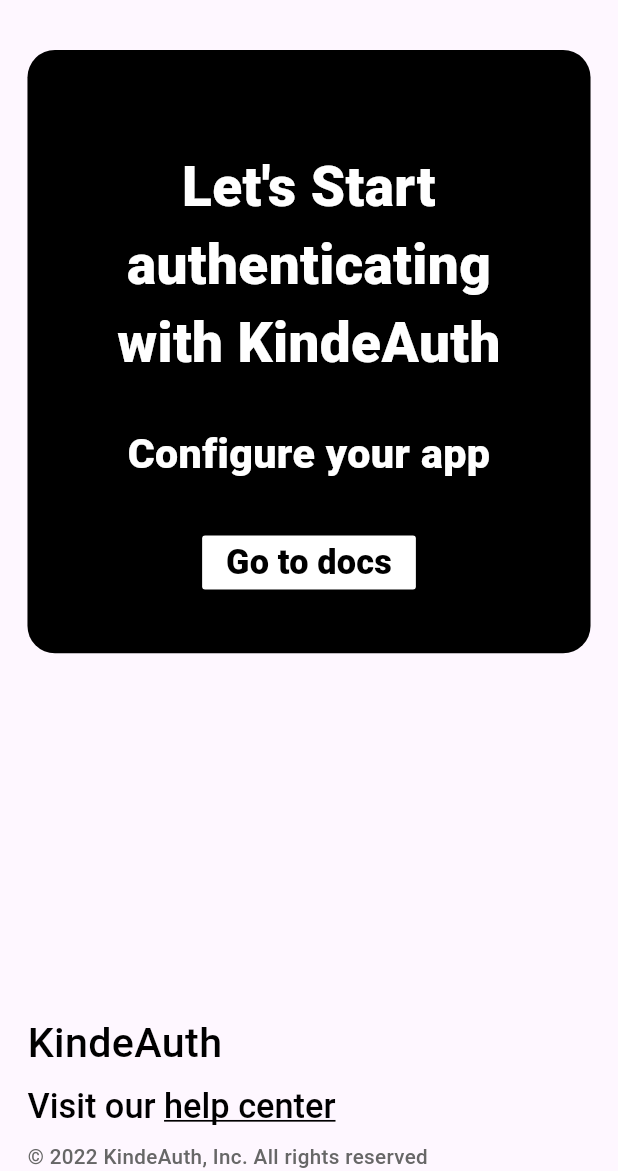
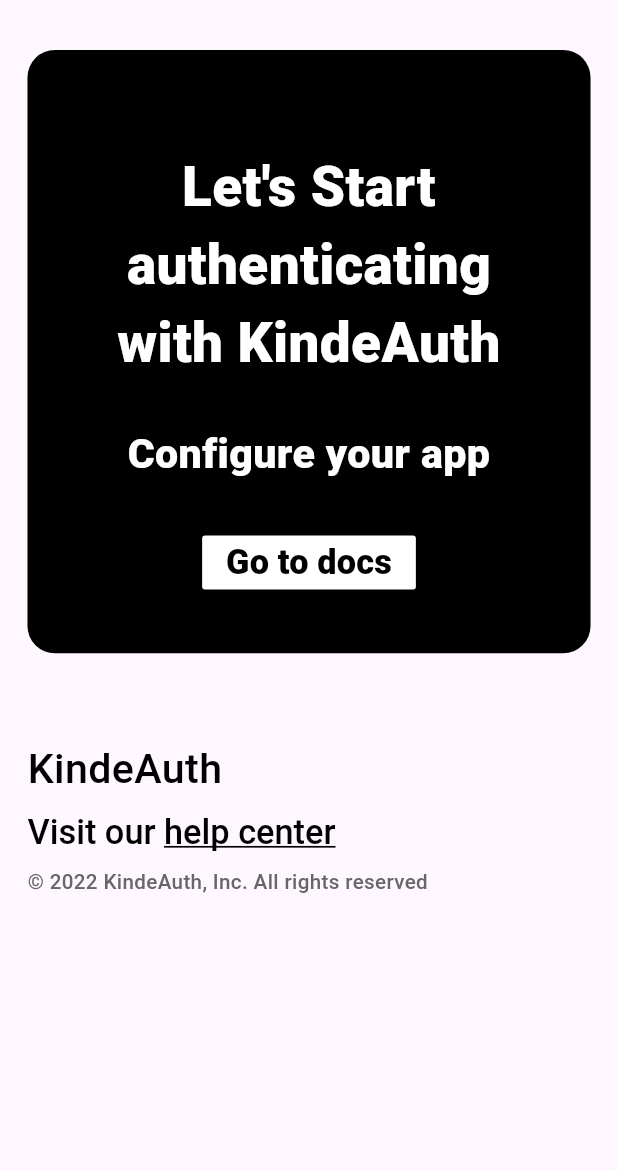
Before and after one commit to kinde-starter-kits/flutter-starter-kit, a Flutter app: the screen it shows after launch, on a phone screen of 412 x 824 dp, the part 65-1236 px from its top. Run offline on Flutter 3.47's test engine with Material 3 defaults, Android fonts, the phone set to English and light mode, and no system bars; our stand-ins replace flutter_dotenv, flutter_screenutil, flutter_secure_storage, hive, jwt_decoder; missing offline and left inert: kinde_flutter_sdk; accounts and stored records are empty; statements that could not run were skipped.

Commit message:
feat/flutter-compatability-update

```diff
--- a/lib/home/components/home_header.dart
+++ b/lib/home/components/home_header.dart
@@ -26,9 +26,11 @@
           appTitle,
           style: kTitleText,
         ),
-        loading
+        Flexible(
+          child: loading
               ? const CircularProgressIndicator.adaptive()
               : _trailingWidget(),
+        ),
       ],
     );
   }
@@ -37,6 +39,7 @@
     if (profile != null) {
       return IntrinsicHeight(
         child: Row(
+          mainAxisSize: MainAxisSize.min,
           crossAxisAlignment: CrossAxisAlignment.stretch,
           children: [
             AspectRatio(
@@ -47,7 +50,7 @@
                     color: kColorLightGrey,
                     alignment: Alignment.center,
                     child: Text(
-                      '${profile?.givenName?[0]}${profile?.familyName?[0]}',
+                      '${profile?.givenName?[0] ?? ''}${profile?.familyName?[0] ?? ''}',
                       style: kTitleText,
                     ),
                   ),
@@ -55,18 +58,23 @@
               ),
             ),
             horizontalSpaceRegular,
-            InkWell(
+            Flexible(
+              child: InkWell(
                 onTap: onLogout,
                 child: Column(
-                crossAxisAlignment: CrossAxisAlignment.center,
+                  crossAxisAlignment: CrossAxisAlignment.end,
+                  mainAxisSize: MainAxisSize.min,
                   children: [
                     Text(
-                    '${profile?.givenName} ${profile?.familyName}',
+                      '${profile?.givenName ?? ''} ${profile?.familyName ?? ''}',
                       style: kRobotoText.copyWith(fontSize: kHeadingTwo),
+                      overflow: TextOverflow.ellipsis,
+                      maxLines: 1,
                     ),
                     const SizedBox(height: 10),
                     const Text('Sign out'),
                   ],
+                ),
               ),
             ),
           ],
@@ -74,6 +82,7 @@
       );
     } else {
       return Row(
+        mainAxisSize: MainAxisSize.min,
         children: [
           MaterialButton(
             padding: EdgeInsets.zero,
--- a/lib/home/home_page.dart
+++ b/lib/home/home_page.dart
@@ -23,7 +23,7 @@
   @override
   void initState() {
     super.initState();
-    kindeClient.isAuthenticate().then((value) {
+    kindeClient.isAuthenticated().then((value) {
       _loggedIn.value = value;
       if (value) {
         _getProfile();
@@ -34,14 +34,10 @@
   @override
   Widget build(BuildContext context) {
     return Scaffold(
-      body: Padding(
-        padding: EdgeInsets.only(
-            top: MediaQuery.viewPaddingOf(context).top,
-            left: 16.w,
-            right: 16.w,
-            bottom: MediaQuery.viewPaddingOf(context).bottom),
+      body: SafeArea(
+        child: Padding(
+          padding: EdgeInsets.symmetric(horizontal: 16.w),
           child: Column(
-          mainAxisSize: MainAxisSize.max,
             children: [
               ListenableBuilder(
                   listenable: Listenable.merge([_loading, _profile]),
@@ -54,12 +50,21 @@
                         onRegister: _signUp);
                   }),
               verticalSpaceMedium,
+              Expanded(
+                child: SingleChildScrollView(
+                  child: Column(
+                    children: [
                       ValueListenableBuilder(
                           valueListenable: _loggedIn,
                           builder: (_, value, __) => HomeBody(loggedIn: value)),
-            const Spacer(),
+                      verticalSpaceLarge,
                       const HomeFooter(),
                     ],
+                  ),
+                ),
+              ),
+            ],
+          ),
         ),
       ),
     );
```
Also changed, not shown: pubspec.yaml (+17 -6 lines), pubspec.lock (deleted), 8 other files. Lines whose indentation alone changed are shown as unchanged.
